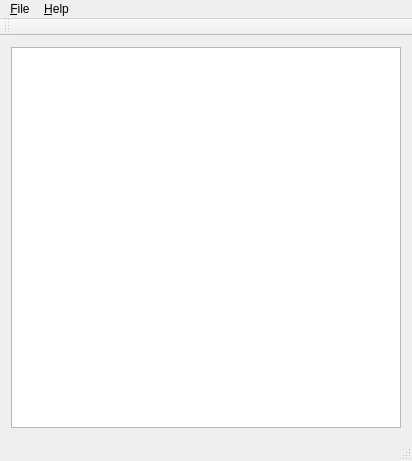
The window that ui/mainwindow.ui (BlessedHeretic/dwarf-therapist-1) describes before a commit, drawn with Qt 5.
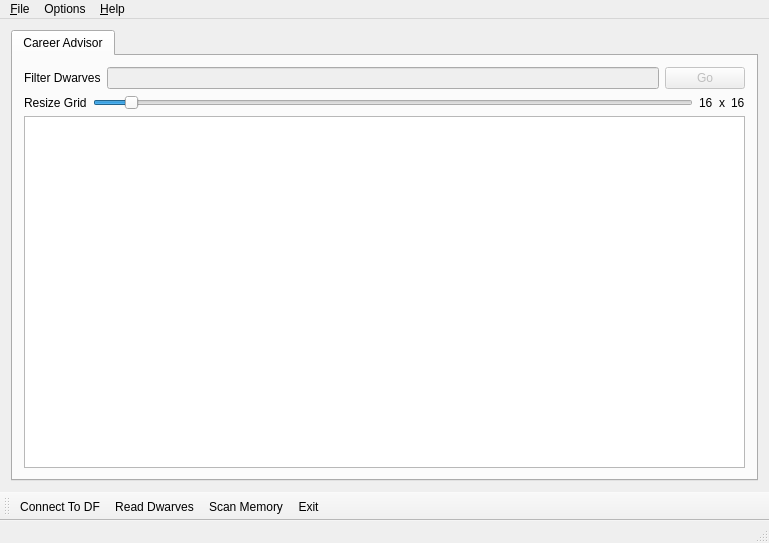
The same window after the commit. Icons and pictures are not drawn. Custom widgets are drawn as their Qt base class.

Patch:
```diff
--- a/ui/mainwindow.ui
+++ b/ui/mainwindow.ui
@@ -6,41 +6,174 @@
    <rect>
     <x>0</x>
     <y>0</y>
-    <width>412</width>
-    <height>461</height>
+    <width>769</width>
+    <height>543</height>
    </rect>
   </property>
   <property name="windowTitle">
    <string>Dwarf Therapist</string>
   </property>
   <widget class="QWidget" name="main_widget">
-   <layout class="QVBoxLayout" name="verticalLayout">
+   <layout class="QVBoxLayout" name="verticalLayout_2">
     <item>
-     <widget class="QTableView" name="tbl_main">
-      <property name="contextMenuPolicy">
-       <enum>Qt::ActionsContextMenu</enum>
+     <widget class="QTabWidget" name="tabWidget">
+      <property name="currentIndex">
+       <number>0</number>
       </property>
-      <property name="alternatingRowColors">
-       <bool>true</bool>
-      </property>
-      <property name="selectionMode">
-       <enum>QAbstractItemView::SingleSelection</enum>
-      </property>
-      <property name="selectionBehavior">
-       <enum>QAbstractItemView::SelectRows</enum>
-      </property>
-      <property name="sortingEnabled">
-       <bool>false</bool>
-      </property>
-      <attribute name="horizontalHeaderStretchLastSection">
-       <bool>true</bool>
-      </attribute>
-      <attribute name="verticalHeaderVisible">
-       <bool>true</bool>
-      </attribute>
-      <attribute name="horizontalHeaderStretchLastSection">
-       <bool>true</bool>
-      </attribute>
+      <widget class="QWidget" name="tab">
+       <attribute name="icon">
+        <iconset resource="../images.qrc">
+         <normaloff>:/img/application_view_icons.png</normaloff>:/img/application_view_icons.png</iconset>
+       </attribute>
+       <attribute name="title">
+        <string>Career Advisor</string>
+       </attribute>
+       <layout class="QVBoxLayout" name="verticalLayout">
+        <item>
+         <layout class="QHBoxLayout" name="horizontalLayout">
+          <item>
+           <widget class="QLabel" name="label">
+            <property name="text">
+             <string>Filter Dwarves</string>
+            </property>
+            <property name="buddy">
+             <cstring>le_filter</cstring>
+            </property>
+           </widget>
+          </item>
+          <item>
+           <widget class="QLineEdit" name="le_filter">
+            <property name="enabled">
+             <bool>false</bool>
+            </property>
+           </widget>
+          </item>
+          <item>
+           <widget class="QPushButton" name="btn_filter">
+            <property name="enabled">
+             <bool>false</bool>
+            </property>
+            <property name="text">
+             <string>Go</string>
+            </property>
+           </widget>
+          </item>
+         </layout>
+        </item>
+        <item>
+         <layout class="QHBoxLayout" name="horizontalLayout_2">
+          <item>
+           <widget class="QLabel" name="label_2">
+            <property name="text">
+             <string>Resize Grid</string>
+            </property>
+           </widget>
+          </item>
+          <item>
+           <widget class="QSlider" name="horizontalSlider">
+            <property name="minimum">
+             <number>8</number>
+            </property>
+            <property name="maximum">
+             <number>160</number>
+            </property>
+            <property name="singleStep">
+             <number>1</number>
+            </property>
+            <property name="pageStep">
+             <number>48</number>
+            </property>
+            <property name="value">
+             <number>16</number>
+            </property>
+            <property name="orientation">
+             <enum>Qt::Horizontal</enum>
+            </property>
+            <property name="tickPosition">
+             <enum>QSlider::NoTicks</enum>
+            </property>
+            <property name="tickInterval">
+             <number>8</number>
+            </property>
+           </widget>
+          </item>
+          <item>
+           <layout class="QHBoxLayout" name="horizontalLayout_3">
+            <item>
+             <widget class="QLabel" name="lbl_x_size">
+              <property name="text">
+               <string>16</string>
+              </property>
+             </widget>
+            </item>
+            <item>
+             <widget class="QLabel" name="label_3">
+              <property name="text">
+               <string>x</string>
+              </property>
+             </widget>
+            </item>
+            <item>
+             <widget class="QLabel" name="lbl_y_size">
+              <property name="text">
+               <string>16</string>
+              </property>
+             </widget>
+            </item>
+           </layout>
+          </item>
+         </layout>
+        </item>
+        <item>
+         <widget class="StateTableView" name="stv">
+          <property name="font">
+           <font>
+            <pointsize>8</pointsize>
+           </font>
+          </property>
+          <property name="midLineWidth">
+           <number>2</number>
+          </property>
+          <property name="editTriggers">
+           <set>QAbstractItemView::NoEditTriggers</set>
+          </property>
+          <property name="alternatingRowColors">
+           <bool>true</bool>
+          </property>
+          <property name="selectionMode">
+           <enum>QAbstractItemView::SingleSelection</enum>
+          </property>
+          <property name="selectionBehavior">
+           <enum>QAbstractItemView::SelectRows</enum>
+          </property>
+          <property name="gridStyle">
+           <enum>Qt::SolidLine</enum>
+          </property>
+          <property name="sortingEnabled">
+           <bool>true</bool>
+          </property>
+          <property name="cornerButtonEnabled">
+           <bool>false</bool>
+          </property>
+          <attribute name="horizontalHeaderVisible">
+           <bool>false</bool>
+          </attribute>
+          <attribute name="horizontalHeaderDefaultSectionSize">
+           <number>16</number>
+          </attribute>
+          <attribute name="horizontalHeaderShowSortIndicator" stdset="0">
+           <bool>true</bool>
+          </attribute>
+          <attribute name="verticalHeaderVisible">
+           <bool>false</bool>
+          </attribute>
+          <attribute name="verticalHeaderDefaultSectionSize">
+           <number>16</number>
+          </attribute>
+         </widget>
+        </item>
+       </layout>
+      </widget>
      </widget>
     </item>
    </layout>
@@ -50,7 +183,7 @@
     <rect>
      <x>0</x>
      <y>0</y>
-     <width>412</width>
+     <width>769</width>
      <height>22</height>
     </rect>
    </property>
@@ -70,16 +203,30 @@
     </property>
     <addaction name="act_about"/>
    </widget>
+   <widget class="QMenu" name="menuOptions">
+    <property name="title">
+     <string>Options</string>
+    </property>
+    <addaction name="action_apply_skill_changes_immedietly"/>
+   </widget>
    <addaction name="menu_File"/>
+   <addaction name="menuOptions"/>
    <addaction name="menu_Help"/>
   </widget>
   <widget class="QToolBar" name="mainToolBar">
+   <property name="toolButtonStyle">
+    <enum>Qt::ToolButtonTextBesideIcon</enum>
+   </property>
    <attribute name="toolBarArea">
-    <enum>TopToolBarArea</enum>
+    <enum>BottomToolBarArea</enum>
    </attribute>
    <attribute name="toolBarBreak">
     <bool>false</bool>
    </attribute>
+   <addaction name="act_connect_to_DF"/>
+   <addaction name="act_read_dwarves"/>
+   <addaction name="act_scan_memory"/>
+   <addaction name="act_exit"/>
   </widget>
   <widget class="QStatusBar" name="statusBar"/>
   <action name="act_connect_to_DF">
@@ -145,6 +292,23 @@
   </action>
  </widget>
  <layoutdefault spacing="6" margin="11"/>
+ <customwidgets>
+  <customwidget>
+   <class>StateTableView</class>
+   <extends>QTableView</extends>
+   <header location="global">statetableview.h</header>
+   <slots>
+    <slot>filter_dwarves(QString)</slot>
+    <slot>set_grid_size(int)</slot>
+   </slots>
+  </customwidget>
+ </customwidgets>
+ <tabstops>
+  <tabstop>stv</tabstop>
+  <tabstop>le_filter</tabstop>
+  <tabstop>btn_filter</tabstop>
+  <tabstop>tabWidget</tabstop>
+ </tabstops>
  <resources>
   <include location="../images.qrc"/>
  </resources>
```
Left out of the diff: 112 changed lines with no effect on the pictures.
